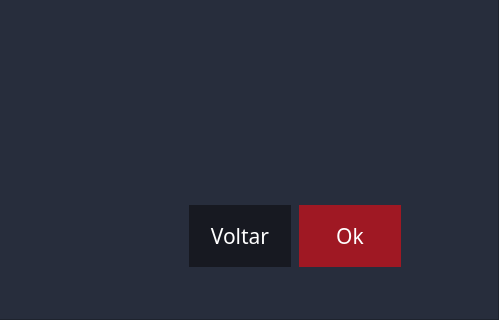
This is reddragons/interface/ui_files/diretorio.ui in Red-Dragons-UFSCar/red-visao as Qt 5 draws it before an edit; both pictures show x 566 to 1065 and y 405 to 725 of the 1065 by 725 pixel window. The edited form follows.
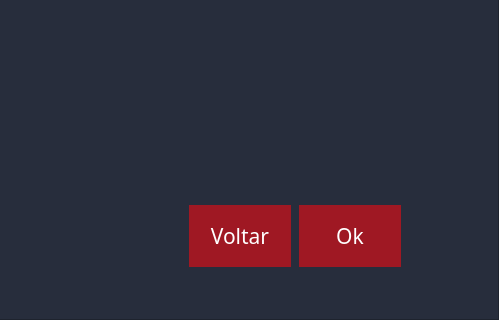
This is the edited form. Icons and pictures are not drawn.

Diff of the .ui file:
```diff
--- a/reddragons/interface/ui_files/diretorio.ui
+++ b/reddragons/interface/ui_files/diretorio.ui
@@ -311,11 +311,9 @@
         <cursorShape>PointingHandCursor</cursorShape>
        </property>
        <property name="styleSheet">
-        <string notr="true">
-
-QPushButton{
+        <string notr="true">QPushButton{
 	color: rgb(255, 255, 255);
-	background-color: rgb(23, 25, 33);
+	background-color: #9F1823;
 	border-radius:0px;
 }
 QPushButton:hover{
```
Left out of the diff: 7 changed lines with no effect on the pictures.
